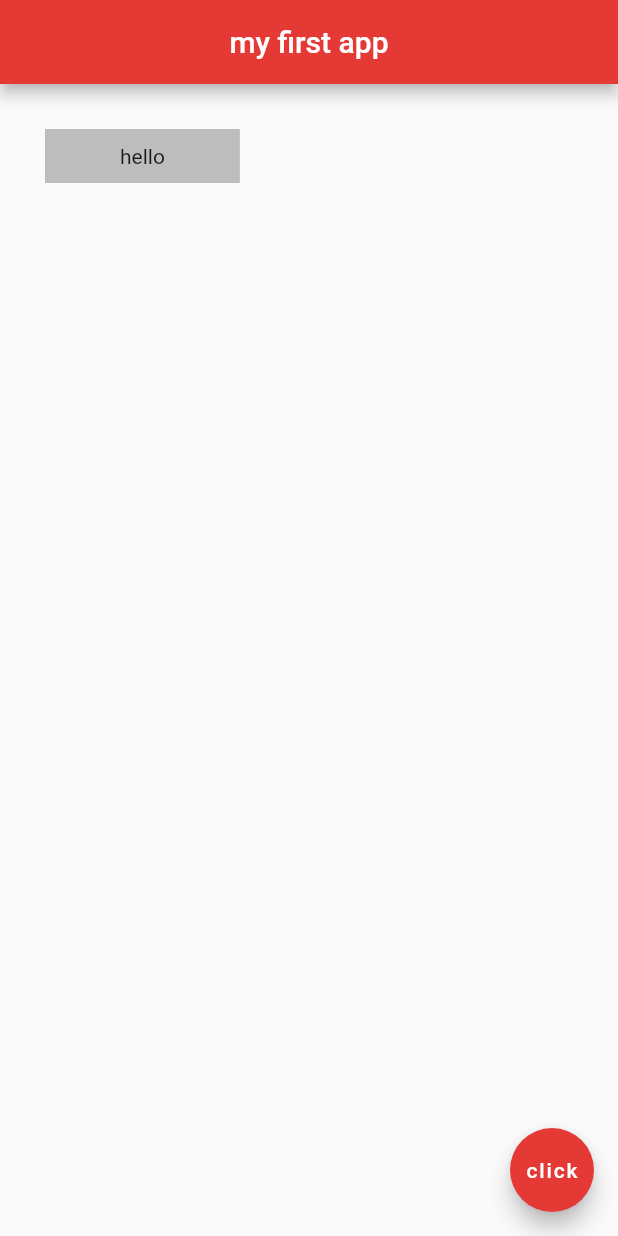
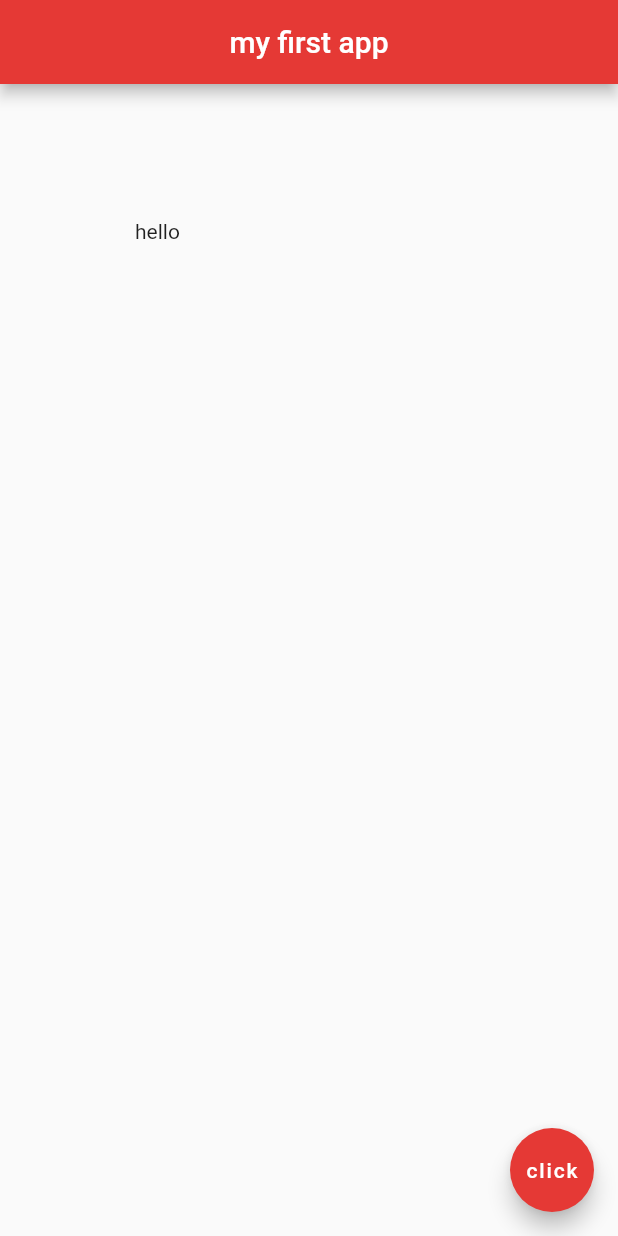
Before and after one commit to rekib0023/learning-flutter, a Flutter app: the screen it shows after launch, on a phone screen of 412 x 824 dp. Run offline on Flutter 3.47's test engine with Material 2 defaults, Android fonts, the phone set to English and light mode, and no system bars.

Commit message:
using padding widget

```diff
--- a/lib/main.dart
+++ b/lib/main.dart
@@ -13,10 +13,8 @@ class Home extends StatelessWidget {
       centerTitle: true,
       backgroundColor: Colors.red[600],
     ),
-    body: Container(
-      padding: EdgeInsets.symmetric(horizontal: 50.0, vertical: 10.0),
-      margin: EdgeInsets.all(30.0),
-      color: Colors.grey[400],
+    body: Padding(
+      padding: EdgeInsets.all(90.0),
       child: Text('hello'),
     ),
     floatingActionButton: FloatingActionButton(
```
